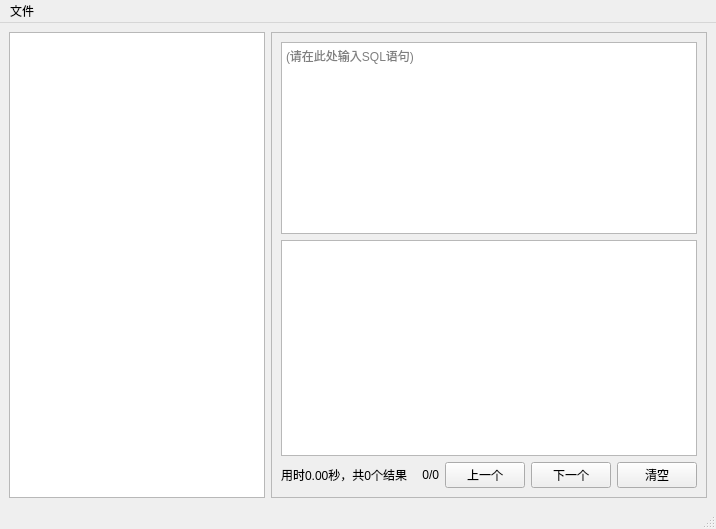
Before: the Qt Designer form PybaseGUI/ui/main_window.ui in rcy17/pybase, drawn with Qt 5.
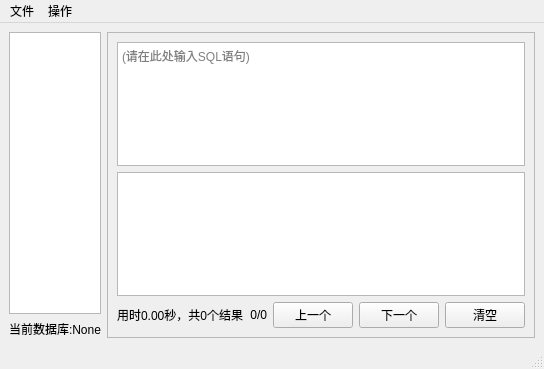
After: the same form once the commit is applied.

Diff of the .ui file:
```diff
--- a/PybaseGUI/ui/main_window.ui
+++ b/PybaseGUI/ui/main_window.ui
@@ -6,8 +6,8 @@
    <rect>
     <x>0</x>
     <y>0</y>
-    <width>716</width>
-    <height>529</height>
+    <width>465</width>
+    <height>369</height>
    </rect>
   </property>
   <property name="windowTitle">
@@ -16,17 +16,34 @@
   <widget class="QWidget" name="centralwidget">
    <layout class="QHBoxLayout" name="horizontalLayout">
     <item>
-     <widget class="QTreeView" name="tree_file">
-      <property name="sizePolicy">
-       <sizepolicy hsizetype="Preferred" vsizetype="Expanding">
-        <horstretch>0</horstretch>
-        <verstretch>0</verstretch>
-       </sizepolicy>
-      </property>
-      <attribute name="headerVisible">
-       <bool>false</bool>
-      </attribute>
-     </widget>
+     <layout class="QVBoxLayout" name="verticalLayout">
+      <item>
+       <widget class="QTreeView" name="tree_file">
+        <property name="sizePolicy">
+         <sizepolicy hsizetype="Preferred" vsizetype="Expanding">
+          <horstretch>0</horstretch>
+          <verstretch>0</verstretch>
+         </sizepolicy>
+        </property>
+        <attribute name="headerVisible">
+         <bool>false</bool>
+        </attribute>
+       </widget>
+      </item>
+      <item>
+       <widget class="QLabel" name="label_db">
+        <property name="sizePolicy">
+         <sizepolicy hsizetype="Expanding" vsizetype="Preferred">
+          <horstretch>0</horstretch>
+          <verstretch>0</verstretch>
+         </sizepolicy>
+        </property>
+        <property name="text">
+         <string>当前数据库:None</string>
+        </property>
+       </widget>
+      </item>
+     </layout>
     </item>
     <item>
      <widget class="QFrame" name="frame">
@@ -116,6 +133,9 @@
            <verstretch>0</verstretch>
           </sizepolicy>
          </property>
+         <property name="sortingEnabled">
+          <bool>true</bool>
+         </property>
         </widget>
        </item>
        <item row="2" column="4">
@@ -142,16 +162,28 @@
     <rect>
      <x>0</x>
      <y>0</y>
-     <width>716</width>
-     <height>22</height>
+     <width>465</width>
+     <height>14</height>
     </rect>
    </property>
    <widget class="QMenu" name="menuasd">
     <property name="title">
      <string>文件</string>
     </property>
+    <addaction name="action_open"/>
+    <addaction name="separator"/>
+    <addaction name="action_exit"/>
+   </widget>
+   <widget class="QMenu" name="menu">
+    <property name="title">
+     <string>操作</string>
+    </property>
+    <addaction name="action_last"/>
+    <addaction name="action_next"/>
+    <addaction name="action_clear"/>
    </widget>
    <addaction name="menuasd"/>
+   <addaction name="menu"/>
   </widget>
  </widget>
  <resources/>
```
Left out of the diff: 133 changed lines with no effect on the pictures.
